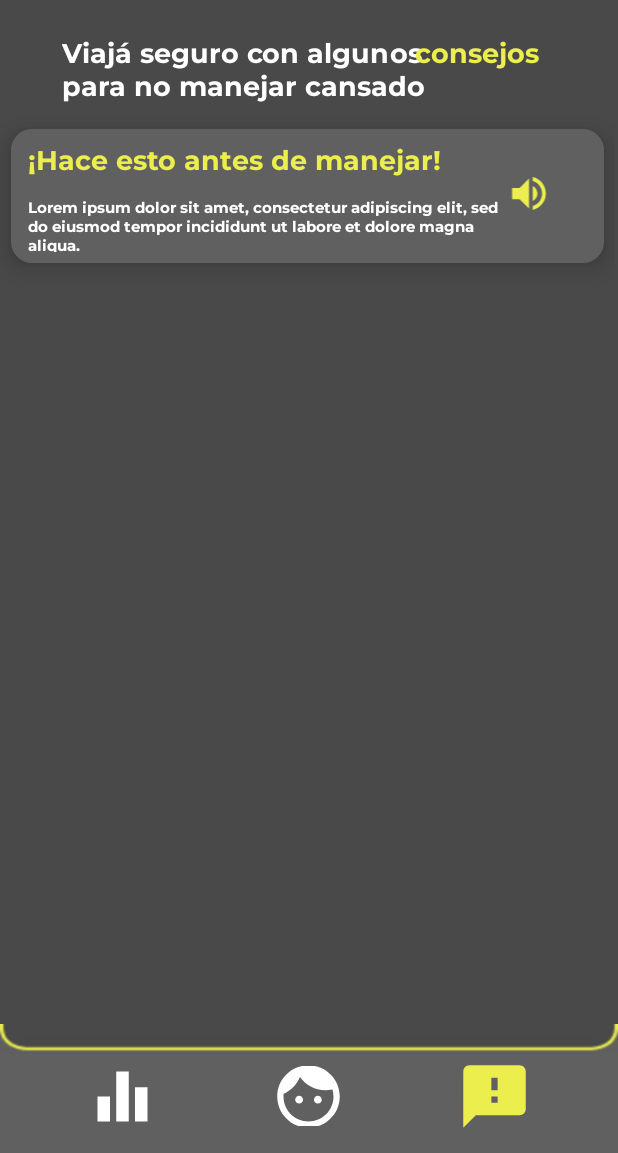
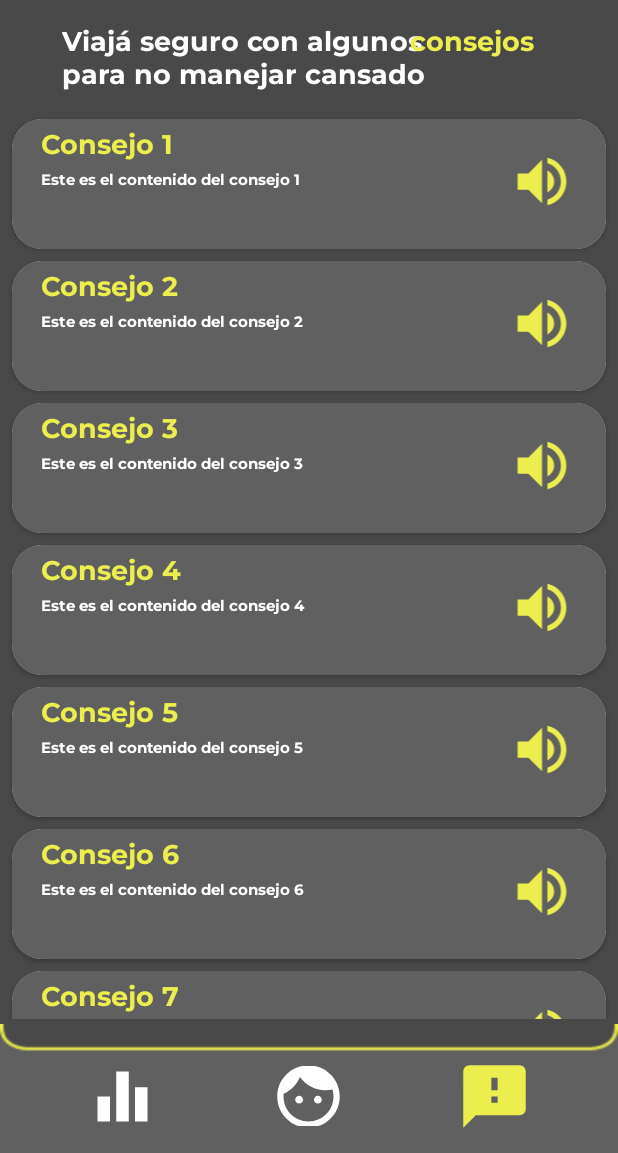
Before and after one commit to santiagob95/DriveBuddy, an Android app: the screen it shows after launch once a user with an empty profile is signed in (MainActivity), item 3 of the bottom bar chosen, on a phone screen of 412 x 824 dp, the part 83-1236 px from its top. Run offline under Robolectric (Android 15) with nearby library versions, the phone set to English and light mode, and no system bars; our stand-ins replace Firebase (no records; nobody signed in at launch, a user with empty details on screens opened directly); libraries missing offline, so code that uses them is left out: androidx.camera.core, androidx.camera.lifecycle, androidx.camera.view, com.facebook, com.facebook.login; 2 statements that could not run were skipped.

Commit message:
Terminada lista y pantalla de consejos, agregué algunos archivos, falta definir bien el contenido de los consejos.

```diff
--- a/app/src/main/java/com/example/reconocimientoapp/ConsFragment.kt
+++ b/app/src/main/java/com/example/reconocimientoapp/ConsFragment.kt
@@ -5,6 +5,10 @@ import androidx.fragment.app.Fragment
 import android.view.LayoutInflater
 import android.view.View
 import android.view.ViewGroup
+import androidx.recyclerview.widget.RecyclerView
+import kotlinx.android.synthetic.*
+import kotlinx.android.synthetic.main.fragment_cons.*
+import androidx.recyclerview.widget.LinearLayoutManager
 
 // TODO: Rename parameter arguments, choose names that match
 // the fragment initialization parameters, e.g. ARG_ITEM_NUMBER
@@ -21,12 +25,47 @@ class ConsFragment : Fragment() {
     private var param1: String? = null
     private var param2: String? = null
 
+    private var tituloslist = mutableListOf<String>()
+    private var contenidoslist = mutableListOf<String>()
+    private var imageneslist = mutableListOf<Int>()
+
+
     override fun onCreate(savedInstanceState: Bundle?) {
         super.onCreate(savedInstanceState)
         arguments?.let {
             param1 = it.getString(ARG_PARAM1)
             param2 = it.getString(ARG_PARAM2)
         }
+    }
+
+    override fun onViewCreated(view: View, savedInstanceState: Bundle?) {
+        super.onViewCreated(view, savedInstanceState)
+        initView()
+    }
+
+    private fun initView(){
+        postToList()
+        rv_recyclerView.layoutManager = LinearLayoutManager(this.context)
+        rv_recyclerView.adapter = RecyclerAdapter(tituloslist, contenidoslist, imageneslist)
+    }
+
+    private fun addToList(titulo: String, contenido: String, imagen: Int){
+        tituloslist.add(titulo)
+        contenidoslist.add(contenido)
+        imageneslist.add(imagen)
+    }
+
+    private fun postToList(){
+        addToList(titulo = "Consejo 1", contenido = "Este es el contenido del consejo 1", imagen = R.drawable.ic_volume)
+        addToList(titulo = "Consejo 2", contenido = "Este es el contenido del consejo 2", imagen = R.drawable.ic_volume)
+        addToList(titulo = "Consejo 3", contenido = "Este es el contenido del consejo 3", imagen = R.drawable.ic_volume)
+        addToList(titulo = "Consejo 4", contenido = "Este es el contenido del consejo 4", imagen = R.drawable.ic_volume)
+        addToList(titulo = "Consejo 5", contenido = "Este es el contenido del consejo 5", imagen = R.drawable.ic_volume)
+        addToList(titulo = "Consejo 6", contenido = "Este es el contenido del consejo 6", imagen = R.drawable.ic_volume)
+        addToList(titulo = "Consejo 7", contenido = "Este es el contenido del consejo 7", imagen = R.drawable.ic_volume)
+        addToList(titulo = "Consejo 8", contenido = "Este es el contenido del consejo 8", imagen = R.drawable.ic_volume)
+        addToList(titulo = "Consejo 9", contenido = "Este es el contenido del consejo 9", imagen = R.drawable.ic_volume)
+        addToList(titulo = "Consejo 10", contenido = "Este es el contenido del consejo 10", imagen = R.drawable.ic_volume)
     }
 
     override fun onCreateView(
--- a/app/src/main/java/com/example/reconocimientoapp/FaceFragment.kt
+++ b/app/src/main/java/com/example/reconocimientoapp/FaceFragment.kt
@@ -370,7 +370,7 @@ private var root: View? = null
         override fun analyze(imageProxy: ImageProxy) {
             val mediaImage = imageProxy?.image
             if (mediaImage != null) {
-                val image = FirebaseVisionImage.fromMediaImage(mediaImage,0)
+                val image = FirebaseVisionImage.fromMediaImage(mediaImage,Surface.ROTATION_270)
                 mListener.setOnLumaListener(image)
                 imageProxy.close()
             }
--- /dev/null
+++ b/app/src/main/java/com/example/reconocimientoapp/RecyclerAdapter.kt
@@ -0,0 +1,43 @@
+package com.example.reconocimientoapp
+
+import android.view.LayoutInflater
+import android.view.View
+import android.view.ViewGroup
+import android.widget.ImageView
+import android.widget.TextView
+import android.widget.Toast
+import androidx.recyclerview.widget.RecyclerView
+
+class RecyclerAdapter (private var titulos: List<String>, private var contenidos: List<String>, private var imagenes: List<Int>) :
+RecyclerView.Adapter<RecyclerAdapter.ViewHolder>(){
+
+    inner class ViewHolder(itemView: View) : RecyclerView.ViewHolder(itemView){
+        val itemTitulo: TextView = itemView.findViewById(R.id.textView3)
+        val itemContenido: TextView = itemView.findViewById(R.id.textView4)
+        val itemImagen: ImageView = itemView.findViewById(R.id.imageView2)
+
+        init {
+            itemView.setOnClickListener { v: View ->
+                val position: Int = adapterPosition
+                Toast.makeText(itemView.context, "Este es el consejo # ${position + 1}", Toast.LENGTH_SHORT).show()
+            }
+        }
+
+    }
+
+    override fun onCreateViewHolder(parent: ViewGroup, viewType: Int): ViewHolder {
+        val v = LayoutInflater.from(parent.context).inflate(R.layout.item_layout,parent,false)
+        return ViewHolder(v)
+    }
+
+    override fun onBindViewHolder(holder: ViewHolder, position: Int) {
+        holder.itemTitulo.text = titulos[position]
+        holder.itemContenido.text = contenidos[position]
+        holder.itemImagen.setImageResource(imagenes[position])
+    }
+
+    override fun getItemCount(): Int {
+        return titulos.size
+    }
+
+}
--- a/app/src/main/res/layout/fragment_cons.xml
+++ b/app/src/main/res/layout/fragment_cons.xml
@@ -1,5 +1,7 @@
 <?xml version="1.0" encoding="utf-8"?>
-<androidx.constraintlayout.widget.ConstraintLayout xmlns:android="http://schemas.android.com/apk/res/android"
+
+<androidx.constraintlayout.widget.ConstraintLayout
+    xmlns:android="http://schemas.android.com/apk/res/android"
     xmlns:app="http://schemas.android.com/apk/res-auto"
     xmlns:tools="http://schemas.android.com/tools"
     android:layout_width="match_parent"
@@ -7,13 +9,16 @@
     android:background="#494949"
     tools:context=".ConsFragment">
 
+
     <TextView
         android:id="@+id/viaj_seguro"
         android:layout_width="329dp"
         android:layout_height="49dp"
+        android:layout_alignParentStart="true"
         android:layout_alignParentLeft="true"
         android:layout_alignParentTop="true"
-        android:layout_marginTop="24dp"
+        android:layout_alignParentEnd="true"
+        android:layout_marginTop="16dp"
         android:fontFamily="@font/montserrat_bold"
         android:gravity="top"
         android:text="Viajá seguro con algunos                   para no manejar cansado"
@@ -27,8 +32,9 @@
         android:id="@+id/viaj_seguro2"
         android:layout_width="94dp"
         android:layout_height="33dp"
+        android:layout_alignTop="@+id/viaj_seguro"
+        android:layout_alignBottom="@+id/viaj_seguro"
         android:layout_alignParentLeft="true"
-        android:layout_alignParentTop="true"
         android:fontFamily="@font/montserrat_bold"
         android:gravity="top"
         android:text="consejos"
@@ -36,91 +42,36 @@
         android:textSize="18sp"
         app:layout_constraintBottom_toBottomOf="@+id/viaj_seguro"
         app:layout_constraintEnd_toEndOf="@+id/viaj_seguro"
-        app:layout_constraintHorizontal_bias="1.0"
+        app:layout_constraintHorizontal_bias="0.987"
         app:layout_constraintStart_toStartOf="@+id/viaj_seguro"
         app:layout_constraintTop_toTopOf="@+id/viaj_seguro"
         app:layout_constraintVertical_bias="0.0" />
 
     <RelativeLayout
-        android:id="@+id/relativeLayout"
-        android:layout_width="410dp"
-        android:layout_height="626dp"
+        android:layout_width="match_parent"
+        android:layout_height="618dp"
+        android:layout_marginTop="10dp"
+        android:layout_marginBottom="30dp"
         app:layout_constraintBottom_toBottomOf="parent"
         app:layout_constraintEnd_toEndOf="parent"
-        app:layout_constraintHorizontal_bias="0.0"
         app:layout_constraintStart_toStartOf="parent"
-        app:layout_constraintTop_toBottomOf="@+id/viaj_seguro"
-        app:layout_constraintVertical_bias="1.0">
+        app:layout_constraintTop_toBottomOf="@+id/viaj_seguro">
 
-        <ImageView
-            android:id="@+id/imageView2"
-            android:layout_width="36dp"
-            android:layout_height="36dp"
-            android:layout_alignStart="@+id/rectangle_8"
-            android:layout_alignTop="@+id/rectangle_8"
-            android:layout_alignEnd="@+id/rectangle_8"
-            android:layout_alignBottom="@+id/rectangle_8"
-            android:layout_marginStart="305dp"
-            android:layout_marginTop="28dp"
-            android:layout_marginEnd="10dp"
-            android:layout_marginBottom="31dp"
-            android:clickable="true"
-            android:src="@drawable/ic_volume"
-            android:translationZ="12dp" />
 
-        <TextView
-            android:id="@+id/textView3"
-            android:layout_width="281dp"
-            android:layout_height="33dp"
-            android:layout_alignStart="@+id/rectangle_8"
-            android:layout_alignTop="@+id/rectangle_8"
-            android:layout_alignEnd="@+id/rectangle_8"
-            android:layout_alignBottom="@+id/rectangle_8"
-            android:layout_marginStart="11dp"
-            android:layout_marginTop="9dp"
-            android:layout_marginEnd="59dp"
-            android:layout_marginBottom="52dp"
-            android:fontFamily="@font/montserrat_bold"
-            android:text="¡Hace esto antes de manejar!"
-            android:textColor="#EBEE4D"
-            android:textSize="18sp"
-            android:translationZ="12dp" />
-
-        <View
-            android:id="@+id/rectangle_8"
-            android:layout_width="wrap_content"
-            android:layout_height="91dp"
+        <androidx.recyclerview.widget.RecyclerView
+            android:id="@+id/rv_recyclerView"
+            android:layout_width="match_parent"
+            android:layout_height="match_parent"
             android:layout_alignParentStart="true"
-            android:layout_alignParentLeft="true"
             android:layout_alignParentTop="true"
             android:layout_alignParentEnd="true"
             android:layout_alignParentBottom="true"
-            android:layout_marginStart="7dp"
-            android:layout_marginLeft="7dp"
-            android:layout_marginTop="9dp"
-            android:layout_marginEnd="7dp"
-            android:layout_marginBottom="527dp"
-            android:background="@drawable/consejos_rounded"
-            android:translationZ="10dp" />
-
-        <TextView
-            android:id="@+id/textView4"
-            android:layout_width="281dp"
-            android:layout_height="41dp"
-            android:layout_alignStart="@+id/rectangle_8"
-            android:layout_alignTop="@+id/rectangle_8"
-            android:layout_alignEnd="@+id/rectangle_8"
-            android:layout_alignBottom="@+id/rectangle_8"
-            android:layout_marginStart="11dp"
-            android:layout_marginTop="46dp"
-            android:layout_marginEnd="59dp"
-            android:layout_marginBottom="7dp"
-            android:fontFamily="@font/montserrat_bold"
-            android:text="Lorem ipsum dolor sit amet, consectetur adipiscing elit, sed do eiusmod tempor incididunt ut labore et dolore magna aliqua."
-            android:textColor="#FFFFFF"
-            android:textSize="10sp"
-            android:translationZ="12dp" />
-
+            android:layout_marginStart="4dp"
+            android:layout_marginTop="10dp"
+            android:layout_marginEnd="4dp"
+            android:layout_marginBottom="4dp"
+            tools:itemCount="10"
+            tools:listitem="@layout/item_layout" />
     </RelativeLayout>
 
 
--- /dev/null
+++ b/app/src/main/res/layout/item_layout.xml
@@ -0,0 +1,90 @@
+<?xml version="1.0" encoding="utf-8"?>
+<androidx.cardview.widget.CardView xmlns:android="http://schemas.android.com/apk/res/android"
+    android:layout_width="match_parent"
+    android:layout_height="wrap_content"
+    xmlns:app="http://schemas.android.com/apk/res-auto"
+    android:id="@+id/cv_cardView"
+    android:layout_margin="4dp"
+    android:clickable="true"
+    android:focusable="true"
+    android:foreground="?selectableItemBackground"
+    app:cardCornerRadius="20dp">
+
+    <RelativeLayout
+        android:id="@+id/rl_wrapper"
+        android:layout_width="match_parent"
+        android:layout_height="match_parent"
+        android:background="#606060">
+
+        <ImageView
+            android:id="@+id/imageView2"
+            android:layout_width="80dp"
+            android:layout_height="43dp"
+            android:layout_alignStart="@+id/rectangle_8"
+            android:layout_alignTop="@+id/rectangle_8"
+            android:layout_alignEnd="@+id/rectangle_8"
+            android:layout_alignBottom="@+id/rectangle_8"
+            android:layout_marginStart="320dp"
+            android:layout_marginTop="20dp"
+            android:layout_marginEnd="9dp"
+            android:layout_marginBottom="23dp"
+            android:clickable="true"
+            android:src="@drawable/ic_volume"
+            android:translationZ="12dp"
+            app:layout_constraintBottom_toBottomOf="@+id/rectangle_8"
+            app:layout_constraintEnd_toEndOf="@+id/rectangle_8"
+            app:layout_constraintHorizontal_bias="0.951"
+            app:layout_constraintStart_toStartOf="@+id/rectangle_8"
+            app:layout_constraintTop_toTopOf="@+id/rectangle_8"
+            app:layout_constraintVertical_bias="0.52" />
+
+        <TextView
+            android:id="@+id/textView3"
+            android:layout_width="294dp"
+            android:layout_height="wrap_content"
+            android:layout_alignStart="@+id/rectangle_8"
+            android:layout_alignTop="@+id/rectangle_8"
+            android:layout_alignEnd="@+id/rectangle_8"
+            android:layout_alignBottom="@+id/rectangle_8"
+            android:layout_marginStart="19dp"
+            android:layout_marginTop="5dp"
+            android:layout_marginEnd="70dp"
+            android:layout_marginBottom="54dp"
+            android:fontFamily="@font/montserrat_bold"
+            android:text="¡Hace esto antes de manejar!"
+            android:textColor="#EBEE4D"
+            android:textSize="18sp"
+            android:translationZ="12dp"
+            app:layout_constraintBottom_toBottomOf="@+id/rectangle_8"
+            app:layout_constraintEnd_toEndOf="@+id/rectangle_8"
+            app:layout_constraintHorizontal_bias="0.188"
+            app:layout_constraintStart_toStartOf="@+id/rectangle_8"
+            app:layout_constraintTop_toTopOf="@+id/rectangle_8"
+            app:layout_constraintVertical_bias="0.132" />
+
+        <TextView
+            android:id="@+id/textView4"
+            android:layout_width="295dp"
+            android:layout_height="42dp"
+            android:layout_alignStart="@+id/rectangle_8"
+            android:layout_alignTop="@+id/rectangle_8"
+            android:layout_alignEnd="@+id/rectangle_8"
+            android:layout_alignBottom="@+id/rectangle_8"
+            android:layout_marginStart="19dp"
+            android:layout_marginTop="34dp"
+            android:layout_marginEnd="70dp"
+            android:layout_marginBottom="10dp"
+            android:fontFamily="@font/montserrat_bold"
+            android:text="Lorem ipsum dolor sit amet, consectetur adipiscing elit, sed do eiusmod tempor incididunt ut labore et dolore magna aliqua."
+            android:textColor="#FFFFFF"
+            android:textSize="10sp"
+            android:translationZ="12dp"
+            app:layout_constraintBottom_toBottomOf="@+id/rectangle_8"
+            app:layout_constraintEnd_toEndOf="@+id/rectangle_8"
+            app:layout_constraintHorizontal_bias="0.188"
+            app:layout_constraintStart_toStartOf="@+id/rectangle_8"
+            app:layout_constraintTop_toTopOf="@+id/rectangle_8"
+            app:layout_constraintVertical_bias="0.733" />
+
+    </RelativeLayout>
+</androidx.cardview.widget.CardView>
```
